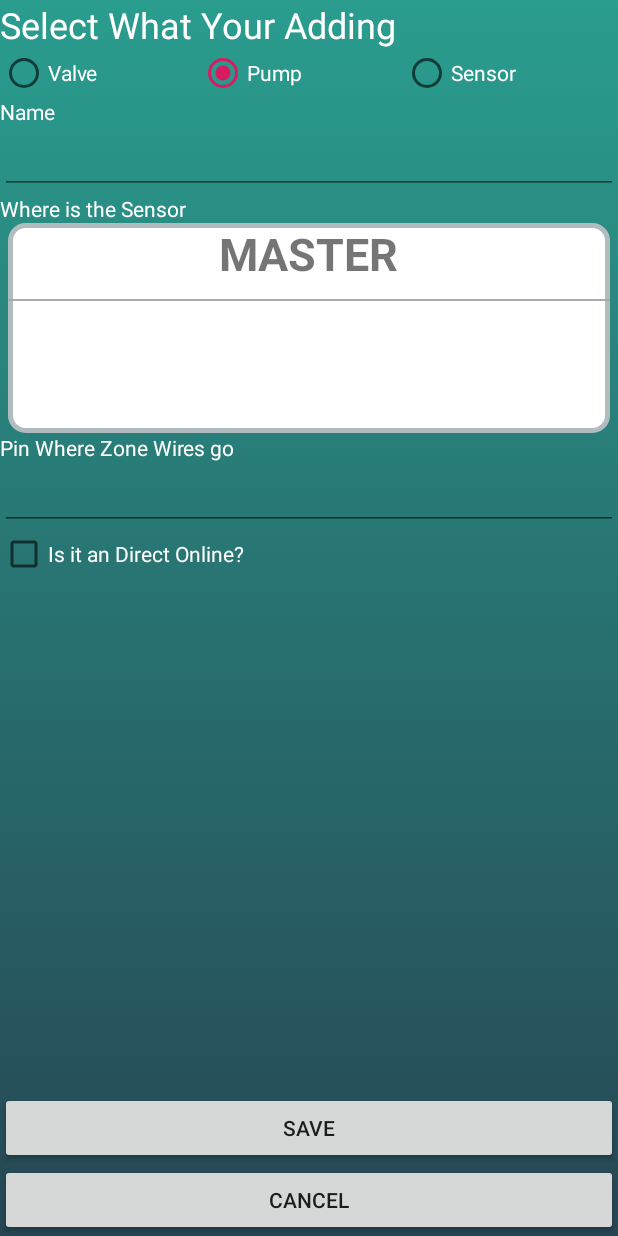
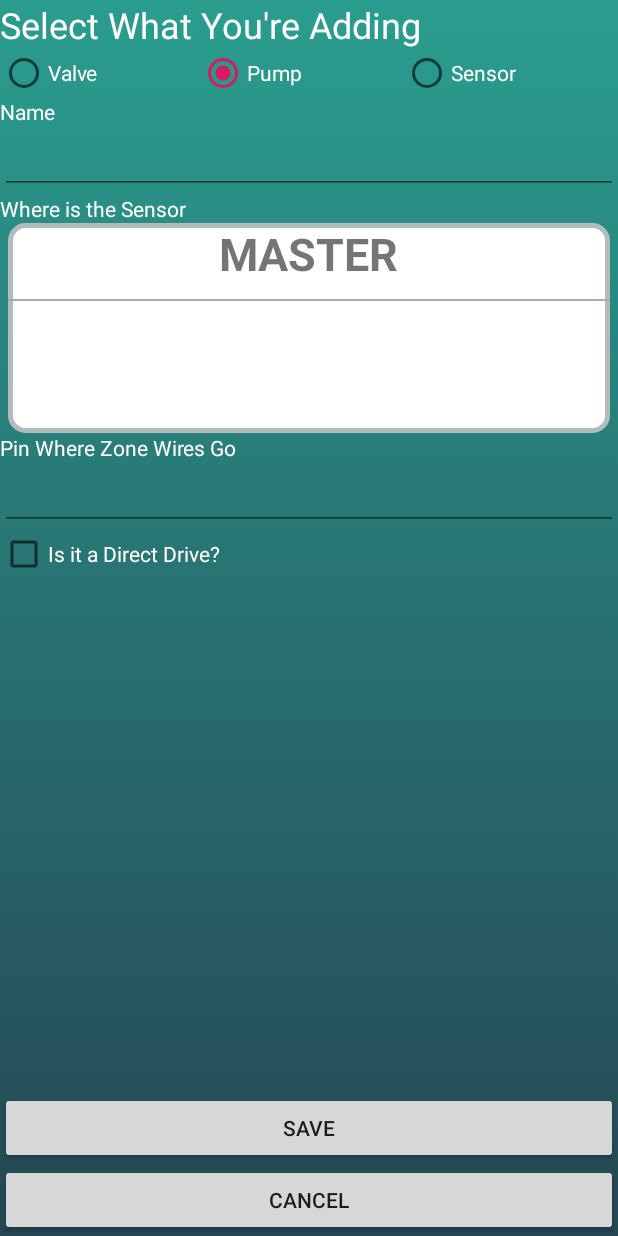
Before and after one commit to RomeTitus/Irrigation-android, an Android app: the AddPump_Valve screen opened directly, with no data from a screen before it, after a tap on "Pump", on a phone screen of 412 x 824 dp. Run offline under Robolectric (Android 15) with nearby library versions, the phone set to English and light mode, and no system bars; libraries missing offline, so code that uses them is left out: com.vicmikhailau.maskededittext; 1 other tap on this screen came first.

Commit message:
Added photos and corrected spelling errors

```diff
--- a/app/src/main/java/com/example/pump/AddPump_Valve.java
+++ b/app/src/main/java/com/example/pump/AddPump_Valve.java
@@ -1139,7 +1139,7 @@ String getPumpsForInfo, getZonesForInfo;
         switch (v.getId()){
             case R.id.RadioPump:
                 checkBoxDirectOnline.setVisibility(View.VISIBLE);
-                txtGPIODirectOnline.setText("DirectOnline Power Off");
+                txtGPIODirectOnline.setText("Direct Drive Power Off");
                 //txtGPIODirectOnline.setVisibility(View.VISIBLE);
                 showEquipmentLayout();
                 break;
--- a/app/src/main/java/com/example/pump/SQLManager.java
+++ b/app/src/main/java/com/example/pump/SQLManager.java
@@ -8,7 +8,7 @@ import android.database.sqlite.SQLiteOpenHelper;
 
 public class SQLManager extends SQLiteOpenHelper {
     private static final String DatabaseName = "PumpController";
-    private static final int DatabaseVersion = 5;
+    private static final int DatabaseVersion = 6;
 
     public SQLManager(Context context) {
         super(context, DatabaseName, null, DatabaseVersion);
--- a/app/src/main/res/layout/activity_view_equipment.xml
+++ b/app/src/main/res/layout/activity_view_equipment.xml
@@ -23,7 +23,7 @@
             android:layout_width="match_parent"
             android:layout_height="wrap_content"
             android:layout_weight="0"
-            android:text="Select What Your Adding"
+            android:text="Select What You're Adding"
             android:textColor="#FFFFFF"
             android:textSize="24sp" />
 
@@ -162,7 +162,7 @@
                         android:id="@+id/TxtGPIO"
                         android:layout_width="match_parent"
                         android:layout_height="wrap_content"
-                        android:text="Pin Where Zone Wires go"
+                        android:text="Pin Where Zone Wires Go"
                         android:textColor="#FFFFFF" />
 
                     <EditText
@@ -179,7 +179,7 @@
                         android:id="@+id/CheckBoxVSD"
                         android:layout_width="match_parent"
                         android:layout_height="wrap_content"
-                        android:text="Is it an Direct Online?"
+                        android:text="Is it a Direct Drive?"
                         android:textColor="#FFFFFF" />
 
                     <TextView
@@ -187,7 +187,7 @@
                         android:layout_width="match_parent"
                         android:layout_height="wrap_content"
                         android:layout_weight="0"
-                        android:text="DirectOnline Power Off"
+                        android:text="Direct Drive Power Off"
                         android:textColor="#FFFFFF" />
 
                     <EditText
```
Also changed, not shown: 7 other files.
